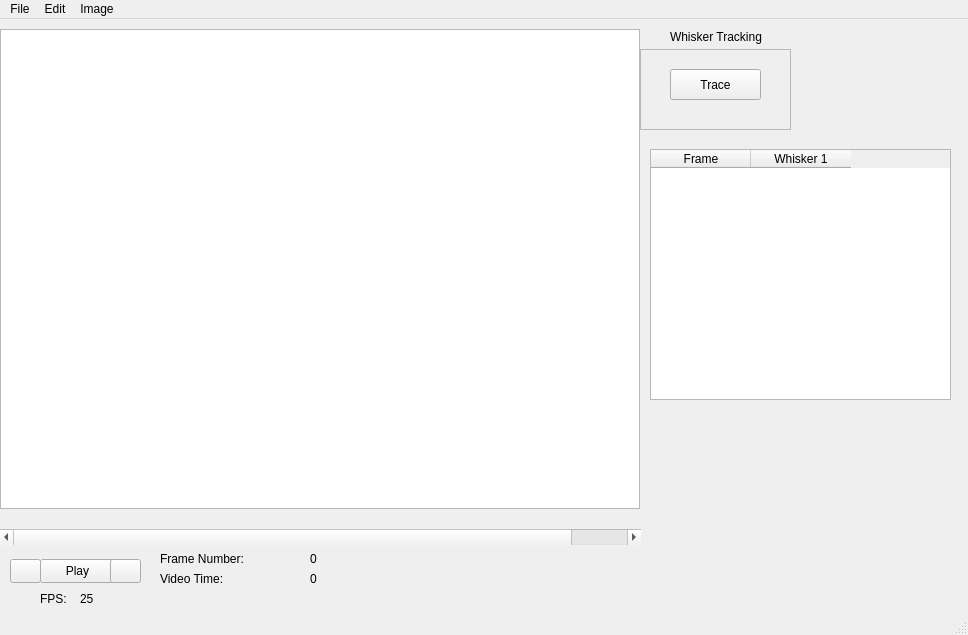
paulmthompson/WhiskerToolbox, file src/mainwindow.ui: the form before one commit.
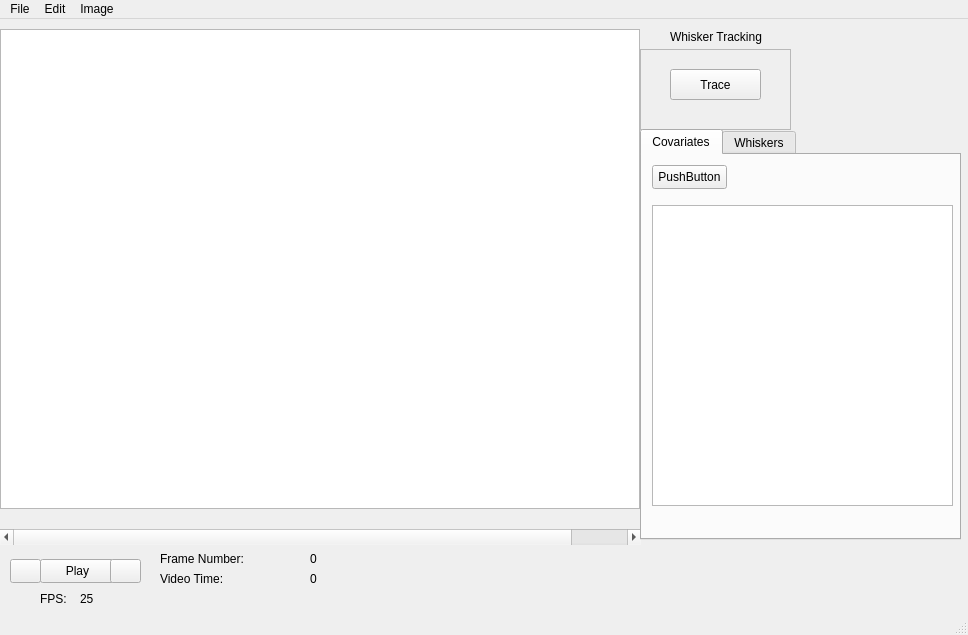
The form after the commit. Icons and pictures are not drawn.

Commit message: added covariate widgets that can be added with a button click

Patch:
```diff
--- a/src/mainwindow.ui
+++ b/src/mainwindow.ui
@@ -140,29 +140,6 @@
      <string>Whisker Tracking</string>
     </property>
    </widget>
-   <widget class="QTableWidget" name="tableWidget">
-    <property name="geometry">
-     <rect>
-      <x>650</x>
-      <y>130</y>
-      <width>301</width>
-      <height>251</height>
-     </rect>
-    </property>
-    <property name="columnCount">
-     <number>2</number>
-    </property>
-    <column>
-     <property name="text">
-      <string>Frame</string>
-     </property>
-    </column>
-    <column>
-     <property name="text">
-      <string>Whisker 1</string>
-     </property>
-    </column>
-   </widget>
    <widget class="QPushButton" name="play_button">
     <property name="geometry">
      <rect>
@@ -248,6 +225,75 @@
      <string>25</string>
     </property>
    </widget>
+   <widget class="QTabWidget" name="tabWidget">
+    <property name="geometry">
+     <rect>
+      <x>640</x>
+      <y>110</y>
+      <width>321</width>
+      <height>411</height>
+     </rect>
+    </property>
+    <property name="currentIndex">
+     <number>0</number>
+    </property>
+    <widget class="QWidget" name="tab">
+     <attribute name="title">
+      <string>Covariates</string>
+     </attribute>
+     <widget class="QPushButton" name="pushButton">
+      <property name="geometry">
+       <rect>
+        <x>10</x>
+        <y>10</y>
+        <width>75</width>
+        <height>24</height>
+       </rect>
+      </property>
+      <property name="text">
+       <string>PushButton</string>
+      </property>
+     </widget>
+     <widget class="QListWidget" name="listWidget">
+      <property name="geometry">
+       <rect>
+        <x>10</x>
+        <y>50</y>
+        <width>301</width>
+        <height>301</height>
+       </rect>
+      </property>
+     </widget>
+    </widget>
+    <widget class="QWidget" name="tab_2">
+     <attribute name="title">
+      <string>Whiskers</string>
+     </attribute>
+     <widget class="QTableWidget" name="tableWidget">
+      <property name="geometry">
+       <rect>
+        <x>10</x>
+        <y>10</y>
+        <width>301</width>
+        <height>251</height>
+       </rect>
+      </property>
+      <property name="columnCount">
+       <number>2</number>
+      </property>
+      <column>
+       <property name="text">
+        <string>Frame</string>
+       </property>
+      </column>
+      <column>
+       <property name="text">
+        <string>Whisker 1</string>
+       </property>
+      </column>
+     </widget>
+    </widget>
+   </widget>
   </widget>
   <widget class="QMenuBar" name="menubar">
    <property name="geometry">
```
The commit also changes 7 other files.
